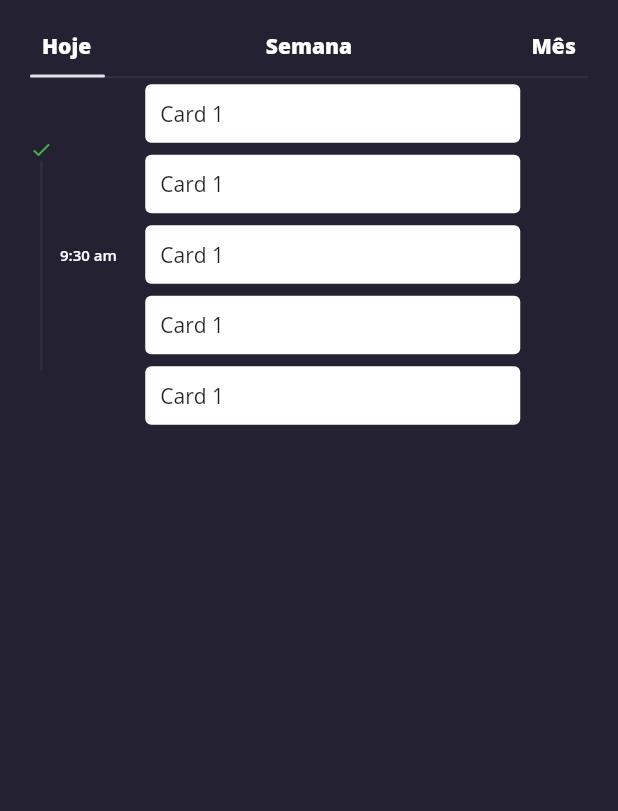
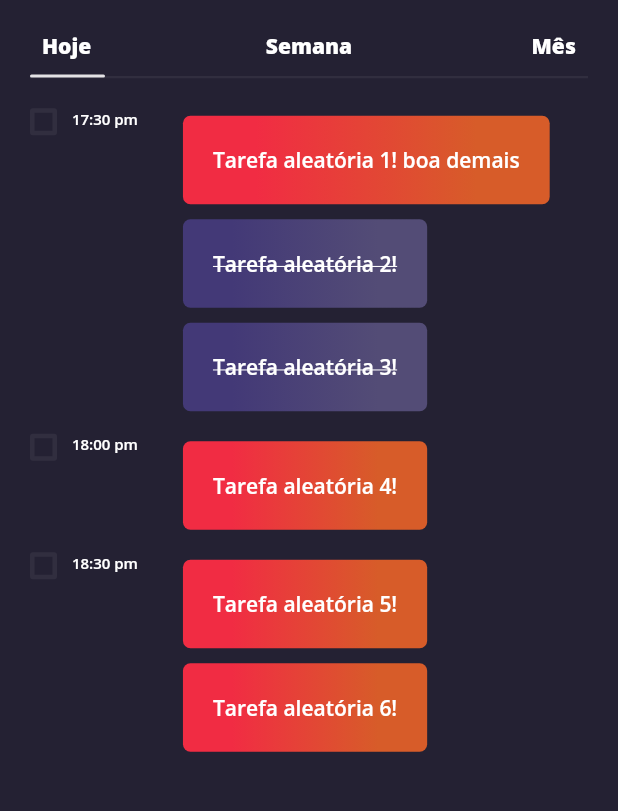
Before and after one commit to Mex978/secretaria_app, a Flutter app: the SectionScreen screen opened directly, on a phone screen of 412 x 824 dp, the part 158-969 px from its top. Run offline on Flutter 3.47's test engine with Material 2 defaults, Android fonts, the phone set to English and light mode, and no system bars.

Commit message:
Carsds na tela

```diff
--- /dev/null
+++ b/lib/screens/section/components/custom_card.dart
@@ -0,0 +1,52 @@
+import 'package:flutter/material.dart';
+
+class CustomCard extends StatelessWidget {
+  final String task;
+  final bool isCompleted;
+
+  const CustomCard({Key key, this.task, this.isCompleted: false})
+      : super(key: key);
+
+  @override
+  Widget build(BuildContext context) {
+    return Container(
+        margin: EdgeInsets.symmetric(vertical: 5),
+        decoration: BoxDecoration(
+            borderRadius: BorderRadius.circular(5),
+            gradient: isCompleted
+                ? LinearGradient(
+                    colors: [Color(0xFF433977), Color(0xFF534C76)],
+                    stops: [0.2, 0.8],
+                  )
+                : LinearGradient(
+                    colors: [Color(0xFFF12C43), Color(0xFFD75C29)],
+                    stops: [0.2, 0.8],
+                  )),
+        // width: 250,
+        child: Material(
+          color: Colors.transparent,
+          child: InkWell(
+            highlightColor: Colors.transparent,
+            splashFactory: InkRipple.splashFactory,
+            borderRadius: BorderRadius.circular(5),
+            onTap: () {},
+            child: Padding(
+              padding: const EdgeInsets.all(20.0),
+              child: Text(
+                task,
+                maxLines: 1,
+                overflow: TextOverflow.ellipsis,
+                style: TextStyle(
+                    decoration: isCompleted
+                        ? TextDecoration.lineThrough
+                        : TextDecoration.none,
+                    fontSize: 14,
+                    color: Colors.white,
+                    fontFamily: "OpenSans",
+                    fontWeight: FontWeight.w600),
+              ),
+            ),
+          ),
+        ));
+  }
+}
--- /dev/null
+++ b/lib/screens/section/components/custom_checkbox.dart
@@ -0,0 +1,35 @@
+import 'package:flutter/material.dart';
+
+class CustomCheckBox extends StatelessWidget {
+  final Function onPressed;
+  final Color color;
+  final bool value;
+
+  const CustomCheckBox({Key key, this.onPressed, this.color, this.value: false})
+      : super(key: key);
+
+  @override
+  Widget build(BuildContext context) {
+    return GestureDetector(
+      onTap: onPressed,
+      child: Container(
+        decoration: value
+            ? BoxDecoration()
+            : BoxDecoration(
+                border: Border.all(color: color, width: 3),
+                borderRadius: BorderRadius.circular(2)),
+        width: 18,
+        height: 18,
+        child: value
+            ? Center(
+                child: Icon(
+                  Icons.check,
+                  color: Colors.green,
+                  size: 15,
+                ),
+              )
+            : Container(),
+      ),
+    );
+  }
+}
--- a/lib/screens/section/section_screen.dart
+++ b/lib/screens/section/section_screen.dart
@@ -1,5 +1,7 @@
 import 'package:flutter/material.dart';
 import 'package:todo_app/screens/home/components/custom_app_bar.dart';
+import './components/custom_card.dart';
+import 'package:todo_app/screens/section/components/custom_checkbox.dart';
 
 class SectionScreen extends StatefulWidget {
   @override
@@ -9,6 +11,7 @@ class SectionScreen extends StatefulWidget {
 class _SectionScreenState extends State<SectionScreen> {
   Alignment alignment = Alignment.centerLeft;
   double widthIndicator = 50;
+  bool value = false;
 
   @override
   Widget build(BuildContext context) {
@@ -21,11 +24,11 @@ class _SectionScreenState extends State<SectionScreen> {
           icon: Icons.arrow_back,
           onLeadingPress: () => Navigator.pop(context)),
       body: SafeArea(
-        child: Padding(
-          padding: const EdgeInsets.symmetric(horizontal: 20),
         child: Column(
           children: <Widget>[
-              Container(
+            Padding(
+              padding: const EdgeInsets.symmetric(horizontal: 20),
+              child: Container(
                 child: Row(
                   children: <Widget>[
                     _itemsTab(
@@ -61,7 +64,10 @@ class _SectionScreenState extends State<SectionScreen> {
                   ],
                 ),
               ),
-              Stack(
+            ),
+            Padding(
+              padding: const EdgeInsets.symmetric(horizontal: 20),
+              child: Stack(
                 children: <Widget>[
                   Container(
                     child: Row(
@@ -91,106 +97,106 @@ class _SectionScreenState extends State<SectionScreen> {
                   )
                 ],
               ),
+            ),
             Expanded(
-                child: Column(
-                  children: <Widget>[_fieldTask()],
+              child: ListView(
+                padding: const EdgeInsets.all(20),
+                children: <Widget>[
+                  _fieldTask(
+                      hasNext: true,
+                      dateTime: DateTime(2020, 2, 6, 17, 30),
+                      items: <Widget>[
+                        CustomCard(
+                          task: "Tarefa aleatória 1! boa demais",
+                        ),
+                        CustomCard(
+                          task: "Tarefa aleatória 2!",
+                          isCompleted: true,
+                        ),
+                        CustomCard(
+                          task: "Tarefa aleatória 3!",
+                          isCompleted: true,
+                        )
+                      ]),
+                  _fieldTask(
+                      hasNext: true,
+                      dateTime: DateTime(2020, 2, 6, 18, 0),
+                      items: <Widget>[
+                        CustomCard(
+                          task: "Tarefa aleatória 4!",
+                        ),
+                      ]),
+                  _fieldTask(
+                      hasNext: false,
+                      dateTime: DateTime(2020, 2, 6, 18, 30),
+                      items: <Widget>[
+                        CustomCard(
+                          task: "Tarefa aleatória 5!",
+                        ),
+                        CustomCard(
+                          task: "Tarefa aleatória 6!",
+                        )
+                      ])
+                ],
               ),
             )
           ],
         ),
       ),
-      ),
     );
   }
 
-  _fieldTask() {
-    return Row(
+  _fieldTask({bool hasNext: false, DateTime dateTime, List<Widget> items}) {
+    return Container(
+      child: Row(
+        crossAxisAlignment: CrossAxisAlignment.start,
         children: <Widget>[
-        Column(
-          children: <Widget>[
-            Flexible(
-                child: Container(
+          Container(
             child: Column(
               children: <Widget>[
-                Icon(
-                  Icons.check,
-                  color: Colors.green,
-                  size: 15,
+                CustomCheckBox(
+                    value: value,
+                    color: Color(0xFF312E3F),
+                    onPressed: () {
+                      setState(() {
+                        value = !value;
+                      });
+                    }),
+                hasNext
+                    ? Container(
+                        width: 2,
+                        // height: 50,
+                        color: Color(0xFF312E3F),
+                      )
+                    : Container(),
+              ],
+            ),
           ),
           SizedBox(
-                  height: 140,
-                  width: 1.5,
-                  child: Container(
-                    alignment: Alignment.centerLeft,
-                    color: Color(0xFF312E3F),
+            width: 10,
           ),
-                )
-              ],
-            )))
-          ],
-        ),
-        SizedBox(
-          width: 5,
-        ),
-        Column(
-          children: <Widget>[
-            Flexible(
-                child: Container(
-                    child: Column(
-              children: <Widget>[
-                Text("9:30 am",
+          Container(
+            child: Text(
+                "${dateTime.hour}:${dateTime.minute == 0 ? "00" : dateTime.minute} ${dateTime.hour > 12 ? "pm" : "am"}",
                 style: TextStyle(
                     fontSize: 10,
                     fontFamily: "OpenSans",
                     color: Colors.white,
                     fontWeight: FontWeight.w600)),
-              ],
-            )))
+          ),
+          SizedBox(
+            width: 30,
+          ),
+          Expanded(
+              child: Container(
+            padding: EdgeInsets.only(bottom: 10),
+            child: Column(
+              crossAxisAlignment: CrossAxisAlignment.start,
+              children: items,
+            ),
+          )),
         ],
       ),
-        SizedBox(
-          width: 15,
-        ),
-        Column(
-          children: <Widget>[
-            Card(
-              elevation: 0,
-              child: Container(
-                  padding: EdgeInsets.all(10),
-                  width: 250,
-                  child: Text("Card 1")),
-            ),
-            Card(
-              elevation: 0,
-              child: Container(
-                  padding: EdgeInsets.all(10),
-                  width: 250,
-                  child: Text("Card 1")),
-            ),
-            Card(
-              elevation: 0,
-              child: Container(
-                  padding: EdgeInsets.all(10),
-                  width: 250,
-                  child: Text("Card 1")),
-            ),
-            Card(
-              elevation: 0,
-              child: Container(
-                  padding: EdgeInsets.all(10),
-                  width: 250,
-                  child: Text("Card 1")),
-            ),
-            Card(
-              elevation: 0,
-              child: Container(
-                  padding: EdgeInsets.all(10),
-                  width: 250,
-                  child: Text("Card 1")),
-            )
-          ],
-        )
-      ],
     );
   }
 
```
Lines whose indentation alone changed are shown as unchanged.
